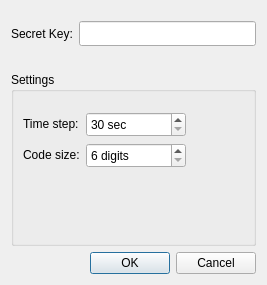
The window that src/TOTPCredential.ui (mooltipass/moolticute) describes before a commit, drawn with Qt 5.
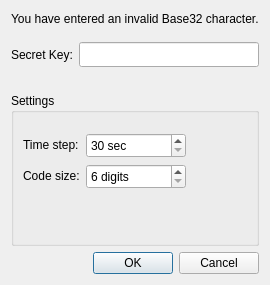
The same window after the commit.

Commit message: [BLE] Display error if invalid base32 char is entered

What changed in the file:
```diff
--- a/src/TOTPCredential.ui
+++ b/src/TOTPCredential.ui
@@ -25,6 +25,19 @@
   <layout class="QVBoxLayout" name="verticalLayout_2">
    <item>
     <layout class="QVBoxLayout" name="verticalLayout">
+     <item>
+      <widget class="QLabel" name="labelError">
+       <property name="maximumSize">
+        <size>
+         <width>16777215</width>
+         <height>15</height>
+        </size>
+       </property>
+       <property name="text">
+        <string>You have entered an invalid Base32 character.</string>
+       </property>
+      </widget>
+     </item>
      <item>
       <layout class="QHBoxLayout" name="horizontalLayout">
        <property name="topMargin">
```
The commit also changes 2 other files.
